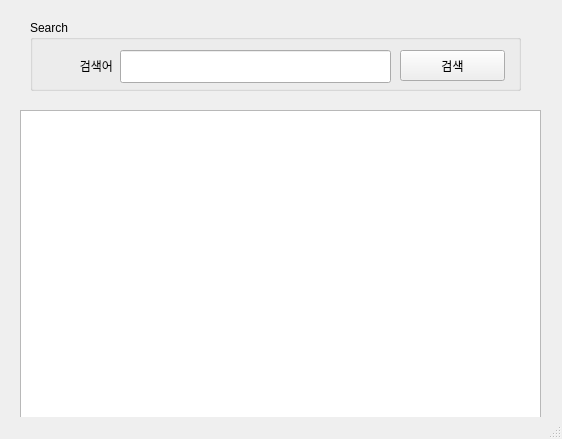
Before: the Qt Designer form UI/naverSearch.ui in hyojin-park24/StudyRaspberry2021, drawn with Qt 5.
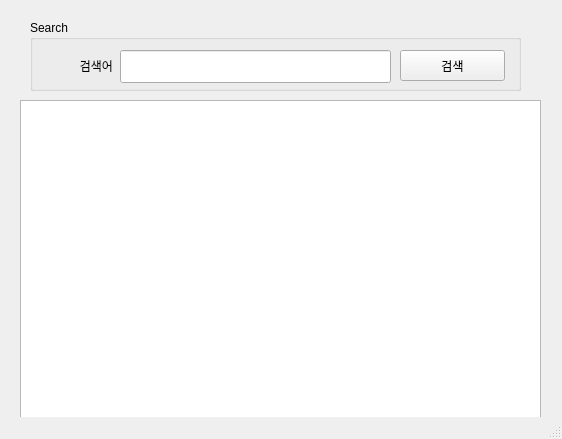
After: the same form once the commit is applied.

Commit message: 0716 NaverSearchAPI 완료

The edit to the form file:
```diff
--- a/UI/naverSearch.ui
+++ b/UI/naverSearch.ui
@@ -66,13 +66,13 @@
      </property>
     </widget>
    </widget>
-   <widget class="QListView" name="lsvResult">
+   <widget class="QTableWidget" name="tblResult">
     <property name="geometry">
      <rect>
       <x>20</x>
-      <y>110</y>
+      <y>100</y>
       <width>521</width>
-      <height>311</height>
+      <height>331</height>
      </rect>
     </property>
    </widget>
```
Left out of the diff: 2 changed lines with no effect on the pictures. The commit also changes 2 other files.
